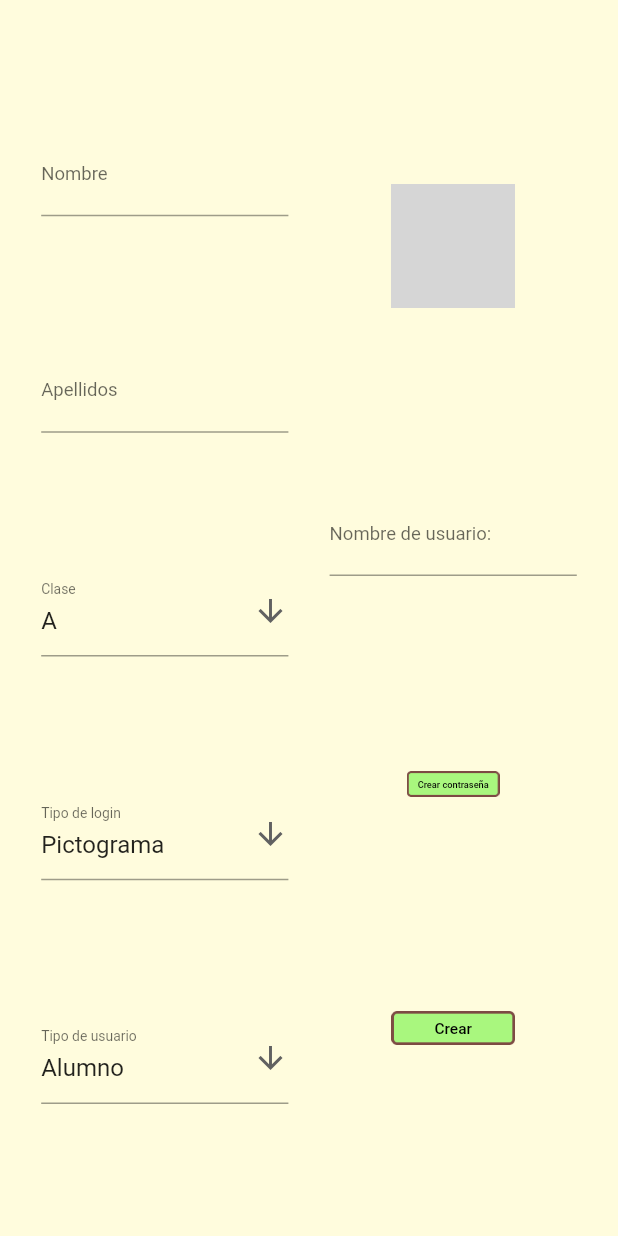
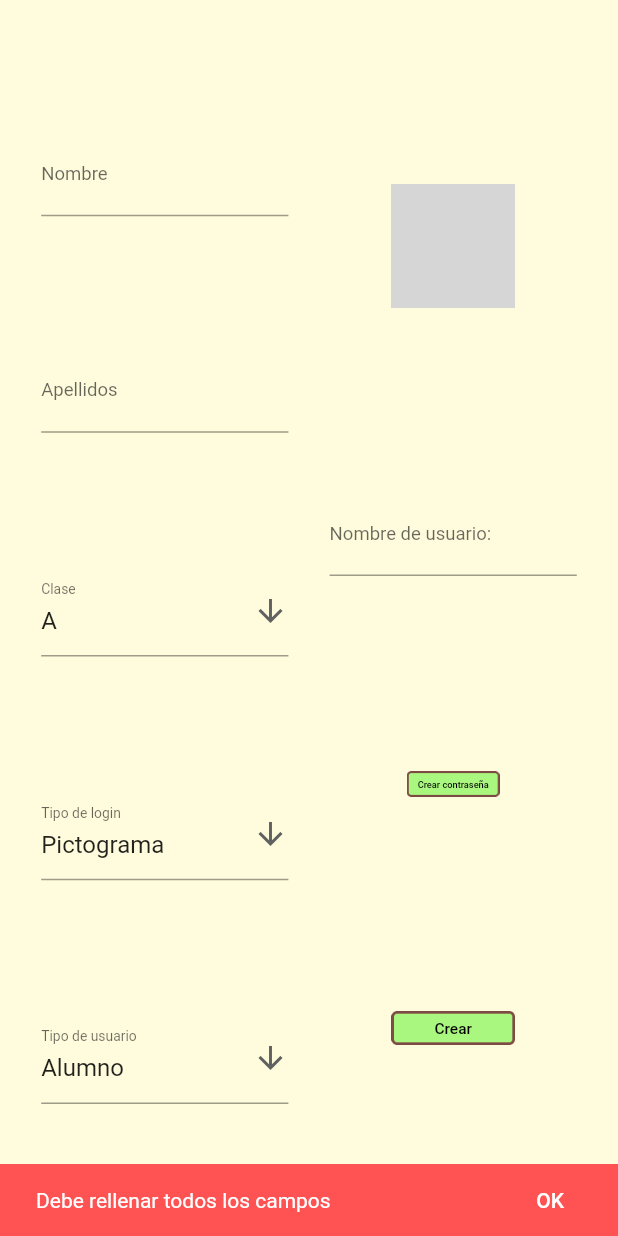
Before and after one commit to Pablo01bm/fanana, a Flutter app: the adduser screen opened directly with empty values, after a tap on "Crear", on a phone screen of 412 x 824 dp. Run offline on Flutter 3.47's test engine with Material 2 defaults, Android fonts, the phone set to English and light mode, and no system bars; our stand-ins replace email_validator, file_picker, firebase_auth, firebase_core, firebase_storage, google_fonts and 2 more; missing offline and left inert: dart:ffi; accounts and stored records are empty; network calls fail; grey boxes are pictures that could not be loaded.

Commit message:
[FAN-118] Mensajes error campo vacío

```diff
--- a/lib/Pages/addTask.dart
+++ b/lib/Pages/addTask.dart
@@ -11,7 +11,6 @@ import 'package:google_fonts/google_fonts.dart';
 import 'package:email_validator/email_validator.dart';
 
 class addTask extends StatefulWidget {
-
   Map<String, dynamic>? task;
 
   addTask(this.task, {Key? key}) : super(key: key);
@@ -42,7 +41,6 @@ class _addTaskState extends State<addTask> {
     super.dispose();
   }
 
-
   @override
   void initState() {
     // titleController.text = widget.task!["enunciado"];
@@ -68,15 +66,11 @@ class _addTaskState extends State<addTask> {
     });
   }
 
-
   @override
   Widget build(BuildContext context) {
     queryData = MediaQuery.of(context);
 
-    return Scaffold(
-      resizeToAvoidBottomInset: false,
-      body: cuerpo()
-    );
+    return Scaffold(resizeToAvoidBottomInset: false, body: cuerpo());
   }
 
   Widget cuerpo() {
@@ -85,21 +79,24 @@ class _addTaskState extends State<addTask> {
             child: SingleChildScrollView(
                 child: Column(
       children: <Widget>[
-              SizedBox(height: queryData.size.width * 0.07,),
+        SizedBox(
+          height: queryData.size.width * 0.07,
+        ),
         header(),
         tituloField(),
-              SizedBox(height: queryData.size.width * 0.04,),
+        SizedBox(
+          height: queryData.size.width * 0.04,
+        ),
         description(),
-              SizedBox(height: queryData.size.width * 0.04,),
+        SizedBox(
+          height: queryData.size.width * 0.04,
+        ),
         primerPaso(),
       ],
-          )
-        )
-      )
-    );
+    ))));
   }
 
-  Widget header(){
+  Widget header() {
     return Row(
         mainAxisAlignment: MainAxisAlignment.spaceEvenly,
         children: <Widget>[
@@ -114,18 +111,20 @@ class _addTaskState extends State<addTask> {
           //       ),
           //     ),
           //   ),
-        SizedBox(width: queryData.size.width * 0.1,),
+          SizedBox(
+            width: queryData.size.width * 0.1,
+          ),
           TextButton(
-          child: Stack(
-            alignment: Alignment.center,
-            children: <Widget>[
+            child: Stack(alignment: Alignment.center, children: <Widget>[
               Image(
                   fit: BoxFit.fill,
                   width: queryData.size.width * 0.09,
                   image: AssetImage("assets/borrar.png")),
-              Text("Borrar", style: GoogleFonts.fredokaOne(
-                textStyle: TextStyle(fontSize: queryData.size.width*0.02, color: Color.fromARGB(255, 0, 0, 0))
-              )),
+              Text("Borrar",
+                  style: GoogleFonts.fredokaOne(
+                      textStyle: TextStyle(
+                          fontSize: queryData.size.width * 0.02,
+                          color: Color.fromARGB(255, 0, 0, 0)))),
             ]),
             onPressed: () {
               taskService().deleteTask(widget.task!["id"]);
@@ -134,33 +133,49 @@ class _addTaskState extends State<addTask> {
             },
           ),
           TextButton(
-          child: Stack(
-            alignment: Alignment.center,
-            children: <Widget>[
+            child: Stack(alignment: Alignment.center, children: <Widget>[
               Image(
                   fit: BoxFit.fill,
                   width: queryData.size.width * 0.19,
                   image: AssetImage("assets/aceptar.png")),
-              Text("Listo", style: GoogleFonts.fredokaOne(
-                textStyle: TextStyle(fontSize: queryData.size.width*0.03, color: Color.fromARGB(255, 0, 0, 0))
-              )),
-            ]
-          ),
+              Text("Listo",
+                  style: GoogleFonts.fredokaOne(
+                      textStyle: TextStyle(
+                          fontSize: queryData.size.width * 0.03,
+                          color: Color.fromARGB(255, 0, 0, 0)))),
+            ]),
             onPressed: () {
               var rng = new Random();
               var code = rng.nextInt(90000000) + 10000000;
+              if (titulo?.isEmpty == true ||
+                  descripcion?.isEmpty == true ||
+                  paso?.isEmpty == true) {
+                final snackBar = SnackBar(
+                    backgroundColor: Colors.redAccent,
+                    content: const Text('Debe rellenar todos los campos'),
+                    duration: Duration(seconds: 3),
+                    action: SnackBarAction(
+                      textColor: Colors.white,
+                      label: 'OK',
+                      onPressed: () {
+                        // Some code to undo the change.
+                      },
+                    ));
 
-              taskService().createTask(code.toString(), titulo!, descripcion!, paso!);
-              Navigator.of(context).pushReplacement(
-                new MaterialPageRoute(builder: (context) => new tasksPage()));
+                ScaffoldMessenger.of(context).showSnackBar(snackBar);
+              } else {
+                taskService()
+                    .createTask(code.toString(), titulo!, descripcion!, paso!);
+                Navigator.of(context).pushReplacement(new MaterialPageRoute(
+                    builder: (context) => new tasksPage()));
+              }
             },
           ),
           SizedBox(width: queryData.size.width * 0.05),
-      ]
-    );
+        ]);
   }
 
-  Widget tituloField(){
+  Widget tituloField() {
     return Row(
         mainAxisAlignment: MainAxisAlignment.spaceEvenly,
         crossAxisAlignment: CrossAxisAlignment.start,
@@ -168,26 +183,28 @@ class _addTaskState extends State<addTask> {
           SizedBox(width: queryData.size.width * 0.1),
           SizedBox(
             width: queryData.size.width * 0.2,
-            child: Text("Enunciado:", style: GoogleFonts.fredokaOne(
-              textStyle: TextStyle(fontSize: queryData.size.width*0.03)
-            )),
+            child: Text("Enunciado:",
+                style: GoogleFonts.fredokaOne(
+                    textStyle:
+                        TextStyle(fontSize: queryData.size.width * 0.03))),
           ),
           SizedBox(width: queryData.size.width * 0.01),
           SizedBox(
-          width:queryData.size.width * 0.59,
+            width: queryData.size.width * 0.59,
             child: TextField(
               controller: titleController,
               decoration: InputDecoration(
-                 labelStyle: GoogleFonts.fredokaOne(textStyle: TextStyle(fontSize: queryData.size.width*0.03)),
+                labelStyle: GoogleFonts.fredokaOne(
+                    textStyle:
+                        TextStyle(fontSize: queryData.size.width * 0.03)),
               ),
             ),
           ),
           SizedBox(width: queryData.size.width * 0.1),
-      ]
-    );
+        ]);
   }
 
-  Widget description(){
+  Widget description() {
     return Row(
         mainAxisAlignment: MainAxisAlignment.spaceEvenly,
         crossAxisAlignment: CrossAxisAlignment.start,
@@ -195,29 +212,27 @@ class _addTaskState extends State<addTask> {
           SizedBox(width: queryData.size.width * 0.1),
           SizedBox(
             width: queryData.size.width * 0.2,
-            child: Text("Descripción:", style: GoogleFonts.fredokaOne(
-              textStyle: TextStyle(fontSize: queryData.size.width*0.03)
-            )),
+            child: Text("Descripción:",
+                style: GoogleFonts.fredokaOne(
+                    textStyle:
+                        TextStyle(fontSize: queryData.size.width * 0.03))),
           ),
           SizedBox(width: queryData.size.width * 0.01),
           SizedBox(
-          width:queryData.size.width * 0.59,
+            width: queryData.size.width * 0.59,
             child: TextFormField(
                 controller: descriptionController,
                 decoration: InputDecoration(hintText: "Añade una descripción"),
                 //initialValue: widget.task!["descripcion"],
                 keyboardType: TextInputType.multiline,
                 maxLines: null,
-            style: TextStyle(fontSize: queryData.size.width*0.02)
-          ),
+                style: TextStyle(fontSize: queryData.size.width * 0.02)),
           ),
           SizedBox(width: queryData.size.width * 0.1),
-      ]
-    );
+        ]);
   }
 
-
-  Widget primerPaso(){
+  Widget primerPaso() {
     return Row(
         mainAxisAlignment: MainAxisAlignment.spaceEvenly,
         crossAxisAlignment: CrossAxisAlignment.start,
@@ -225,28 +240,25 @@ class _addTaskState extends State<addTask> {
           SizedBox(width: queryData.size.width * 0.1),
           SizedBox(
             width: queryData.size.width * 0.2,
-            child: Text("Primer paso:", style: GoogleFonts.fredokaOne(
-              textStyle: TextStyle(fontSize: queryData.size.width*0.03)
-            )),
+            child: Text("Primer paso:",
+                style: GoogleFonts.fredokaOne(
+                    textStyle:
+                        TextStyle(fontSize: queryData.size.width * 0.03))),
           ),
           SizedBox(width: queryData.size.width * 0.01),
           SizedBox(
-          width:queryData.size.width * 0.59,
+            width: queryData.size.width * 0.59,
             child: TextFormField(
                 controller: pasoController,
                 decoration: InputDecoration(hintText: "Primer paso..."),
                 //initialValue: widget.task!["descripcion"],
                 keyboardType: TextInputType.multiline,
                 maxLines: null,
-            style: TextStyle(fontSize: queryData.size.width*0.02)
-          ),
+                style: TextStyle(fontSize: queryData.size.width * 0.02)),
           ),
           SizedBox(width: queryData.size.width * 0.1),
-      ]
-    );
+        ]);
   }
-
-
 
   // Widget steps(){
   //   return Row(
--- a/lib/Pages/addUser.dart
+++ b/lib/Pages/addUser.dart
@@ -1,7 +1,9 @@
+//import 'dart:html';
 import 'dart:io';
 
 import 'package:fanana/Pages/admin/usersPage.dart';
 import 'package:fanana/Pages/pictoConfig.dart';
+import 'package:fanana/Pages/pictoPasswd.dart';
 import 'package:fanana/Pages/services/userService.dart';
 import 'package:fanana/Pages/utils/globalValues.dart';
 import 'package:file_picker/file_picker.dart';
@@ -13,8 +15,6 @@ import 'package:flutter/material.dart';
 import 'package:google_fonts/google_fonts.dart';
 import 'package:email_validator/email_validator.dart';
 import 'package:fanana/components/searchBar.dart';
-
-
 
 const List<String> lista_clase = <String>["A", "B", "C", "D"];
 const List<String> lista_login = <String>["Pictograma", "Default"];
@@ -77,16 +77,16 @@ class _adduserState extends State<adduser> {
 
   @override
   void initState() {
-
     nombre = "";
-      apellidos =  "";
+    apellidos = "";
     tipo_login = "Pictograma";
     tipo = "Alumno";
     clase = "A";
     email = "";
     user = "";
     dni = "";
-      nombreImagen = "https://firebasestorage.googleapis.com/v0/b/fanana-dev.appspot.com/o/userImages%2Fbanana.jpg?alt=media&token=13b9921d-3699-4bfe-9a4c-88d7db8f66f0";
+    nombreImagen =
+        "https://firebasestorage.googleapis.com/v0/b/fanana-dev.appspot.com/o/userImages%2Fbanana.jpg?alt=media&token=13b9921d-3699-4bfe-9a4c-88d7db8f66f0";
 
     dniController.addListener(() {
       setState(() {
@@ -328,7 +328,7 @@ class _adduserState extends State<adduser> {
                 ),
               ),
             ),
-            if(tipo_login != "Pictograma")
+            if (tipo_login != "Pictograma")
               SizedBox(
                 width: queryData.size.width * 0.4,
                 child: TextField(
@@ -341,13 +341,14 @@ class _adduserState extends State<adduser> {
                   ),
                 ),
               ),
-            if(tipo_login == "Pictograma")
+            if (tipo_login == "Pictograma")
               FittedBox(
                 fit: BoxFit.fill,
                 child: InkWell(
                   onTap: () {},
                   child: TextButton(
-                  child: Stack(alignment: Alignment.center, children: <Widget>[
+                    child:
+                        Stack(alignment: Alignment.center, children: <Widget>[
                       Image(
                           fit: BoxFit.fill,
                           width: queryData.size.width * 0.15,
@@ -358,15 +359,14 @@ class _adduserState extends State<adduser> {
                                   fontSize: queryData.size.width * 0.015,
                                   color: Color.fromARGB(255, 0, 0, 0)))),
                     ]),
-                  onPressed: () async{
-
+                    onPressed: () async {
                       Navigator.of(context).push(new MaterialPageRoute(
                           builder: (context) => new pictoConfig()));
                     },
                   ),
                 ),
               ),
-            if(tipo_login != "Pictograma")
+            if (tipo_login != "Pictograma")
               SizedBox(
                 width: queryData.size.width * 0.4,
                 child: TextField(
@@ -406,20 +406,76 @@ class _adduserState extends State<adduser> {
                                 fontSize: queryData.size.width * 0.025,
                                 color: Color.fromARGB(255, 0, 0, 0)))),
                   ]),
-                  onPressed: () async{
+                  onPressed: () async {
                     // FirebaseAuth.instance.createUserWithEmailAndPassword(email: email!, password: contrasenia!);
-                   if(tipo_login != "Pictograma"){
-                      await FirebaseAuth.instance.createUserWithEmailAndPassword(email: email!, password: contrasenia!);
-                      await userService().createUser(nombre!,
-                        apellidos!, user!, tipo_login!, tipo!, email!, clase!, nombreImagen!, "nula");
-                      }else{
-                        await userService().createUser(nombre!,
-                        apellidos!, user!, tipo_login!, tipo!,"nula", clase!, nombreImagen!, globalValues.pictopass);
+                    if (tipo_login != "Pictograma") {
+                      if (nombre?.isEmpty == true ||
+                          apellidos?.isEmpty == true ||
+                          user?.isEmpty == true ||
+                          contrasenia?.isEmpty == true ||
+                          email?.isEmpty == true) {
+                        final snackBar = SnackBar(
+                            backgroundColor: Colors.redAccent,
+                            content:
+                                const Text('Debe rellenar todos los campos'),
+                            duration: Duration(seconds: 3),
+                            action: SnackBarAction(
+                              textColor: Colors.white,
+                              label: 'OK',
+                              onPressed: () {
+                                // Some code to undo the change.
+                              },
+                            ));
+
+                        ScaffoldMessenger.of(context).showSnackBar(snackBar);
+                      } else {
+                        Navigator.of(context).pop(true);
                       }
 
+                      await FirebaseAuth.instance
+                          .createUserWithEmailAndPassword(
+                              email: email!, password: contrasenia!);
+                      await userService().createUser(
+                          nombre!,
+                          apellidos!,
+                          user!,
+                          tipo_login!,
+                          tipo!,
+                          email!,
+                          clase!,
+                          nombreImagen!,
+                          "nula");
+                    } else if (nombre?.isEmpty == true ||
+                        apellidos?.isEmpty == true ||
+                        user?.isEmpty == true ||
+                        globalValues.pictopass.isEmpty == true) {
+                      final snackBar = SnackBar(
+                          backgroundColor: Colors.redAccent,
+                          content: const Text('Debe rellenar todos los campos'),
+                          duration: Duration(seconds: 3),
+                          action: SnackBarAction(
+                            textColor: Colors.white,
+                            label: 'OK',
+                            onPressed: () {
+                              // Some code to undo the change.
+                            },
+                          ));
+
+                      ScaffoldMessenger.of(context).showSnackBar(snackBar);
+                    } else {
+                      await userService().createUser(
+                          nombre!,
+                          apellidos!,
+                          user!,
+                          tipo_login!,
+                          tipo!,
+                          "nula",
+                          clase!,
+                          nombreImagen!,
+                          globalValues.pictopass);
 
                       Navigator.of(context).pop(true);
-
+                    }
                   },
                 ),
               ),
```
Lines whose indentation alone changed are shown as unchanged.
